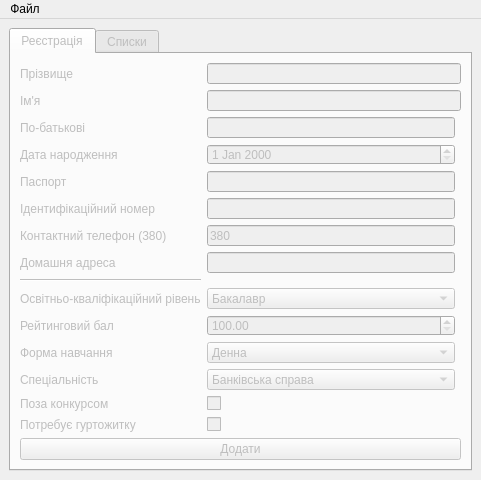
The window that CourseWork/Абитуриент/mainmenu.ui (Adept-5455/CourseWork) describes before a commit, drawn with Qt 5.
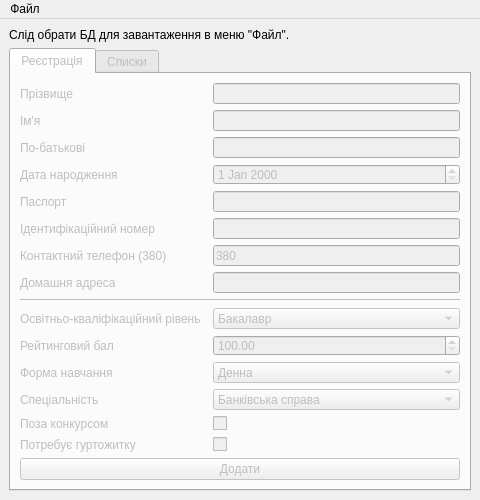
The same window after the commit. The open tabs and pages were chosen to show the change.

```diff
--- a/CourseWork/Абитуриент/mainmenu.ui
+++ b/CourseWork/Абитуриент/mainmenu.ui
@@ -6,14 +6,14 @@
    <rect>
     <x>0</x>
     <y>0</y>
-    <width>481</width>
-    <height>480</height>
+    <width>480</width>
+    <height>500</height>
    </rect>
   </property>
   <property name="minimumSize">
    <size>
     <width>480</width>
-    <height>480</height>
+    <height>500</height>
    </size>
   </property>
   <property name="windowTitle">
@@ -21,20 +21,27 @@
   </property>
   <widget class="QWidget" name="centralwidget">
    <layout class="QGridLayout" name="gridLayout">
-    <item row="0" column="0">
+    <item row="1" column="0">
      <widget class="QTabWidget" name="tabWidget">
       <property name="enabled">
        <bool>false</bool>
       </property>
       <property name="currentIndex">
-       <number>1</number>
+       <number>0</number>
       </property>
       <widget class="QWidget" name="registration">
        <attribute name="title">
         <string>Реєстрація</string>
        </attribute>
        <layout class="QGridLayout" name="gridLayout_3">
-        <item row="0" column="0">
+        <item row="2" column="0">
+         <widget class="QPushButton" name="addBtn">
+          <property name="text">
+           <string>Додати</string>
+          </property>
+         </widget>
+        </item>
+        <item row="1" column="0">
          <layout class="QGridLayout" name="gridLayout_2">
           <item row="6" column="0">
            <widget class="QLabel" name="label_6">
@@ -43,10 +50,10 @@
             </property>
            </widget>
           </item>
-          <item row="8" column="0">
-           <widget class="Line" name="line">
-            <property name="orientation">
-             <enum>Qt::Horizontal</enum>
+          <item row="7" column="0">
+           <widget class="QLabel" name="label_7">
+            <property name="text">
+             <string>Домашня адреса</string>
             </property>
            </widget>
           </item>
@@ -57,13 +64,6 @@
             </property>
            </widget>
           </item>
-          <item row="12" column="0">
-           <widget class="QLabel" name="label_9">
-            <property name="text">
-             <string>Форма навчання</string>
-            </property>
-           </widget>
-          </item>
           <item row="13" column="0">
            <widget class="QLabel" name="label_11">
             <property name="text">
@@ -71,10 +71,10 @@
             </property>
            </widget>
           </item>
-          <item row="7" column="0">
-           <widget class="QLabel" name="label_7">
+          <item row="12" column="0">
+           <widget class="QLabel" name="label_9">
             <property name="text">
-             <string>Домашня адреса</string>
+             <string>Форма навчання</string>
             </property>
            </widget>
           </item>
@@ -92,13 +92,6 @@
             </property>
            </widget>
           </item>
-          <item row="0" column="0">
-           <widget class="QLabel" name="label_3">
-            <property name="text">
-             <string>Прізвище</string>
-            </property>
-           </widget>
-          </item>
           <item row="2" column="0">
            <widget class="QLabel" name="label">
             <property name="text">
@@ -106,6 +99,16 @@
             </property>
            </widget>
           </item>
+          <item row="0" column="0">
+           <widget class="QLabel" name="label_3">
+            <property name="text">
+             <string>Прізвище</string>
+            </property>
+           </widget>
+          </item>
+          <item row="5" column="2">
+           <widget class="QLineEdit" name="idField"/>
+          </item>
           <item row="1" column="0">
            <widget class="QLabel" name="label_2">
             <property name="text">
@@ -120,9 +123,6 @@
             </property>
            </widget>
           </item>
-          <item row="1" column="1" colspan="2">
-           <widget class="QLineEdit" name="nameField"/>
-          </item>
           <item row="15" column="0">
            <widget class="QLabel" name="label_13">
             <property name="text">
@@ -130,29 +130,17 @@
             </property>
            </widget>
           </item>
-          <item row="5" column="1">
-           <widget class="QLineEdit" name="idField"/>
-          </item>
-          <item row="0" column="1" colspan="2">
-           <widget class="QLineEdit" name="surnameField"/>
-          </item>
-          <item row="2" column="1">
-           <widget class="QLineEdit" name="fathersNameField"/>
-          </item>
-          <item row="4" column="1">
+          <item row="4" column="2">
            <widget class="QLineEdit" name="passportField"/>
           </item>
-          <item row="7" column="1">
-           <widget class="QLineEdit" name="adressField"/>
-          </item>
-          <item row="6" column="1">
+          <item row="6" column="2">
            <widget class="QLineEdit" name="telephoneField">
             <property name="text">
              <string>380</string>
             </property>
            </widget>
           </item>
-          <item row="10" column="1">
+          <item row="10" column="2">
            <widget class="QComboBox" name="levelBox">
             <item>
              <property name="text">
@@ -166,21 +154,20 @@
             </item>
            </widget>
           </item>
-          <item row="12" column="1">
-           <widget class="QComboBox" name="formBox">
-            <item>
-             <property name="text">
-              <string>Денна</string>
-             </property>
-            </item>
-            <item>
-             <property name="text">
-              <string>Заочна</string>
-             </property>
-            </item>
+          <item row="7" column="2">
+           <widget class="QLineEdit" name="adressField"/>
+          </item>
+          <item row="2" column="2">
+           <widget class="QLineEdit" name="fathersNameField"/>
+          </item>
+          <item row="15" column="2">
+           <widget class="QCheckBox" name="chummeryCheckBox">
+            <property name="text">
+             <string/>
+            </property>
            </widget>
           </item>
-          <item row="13" column="1">
+          <item row="13" column="2">
            <widget class="QComboBox" name="specialityBox">
             <item>
              <property name="text">
@@ -202,16 +189,16 @@
               <string>Телекомунікації</string>
              </property>
             </item>
-            <item>
-             <property name="text">
-              <string>Комп'ютерні науки</string>
-             </property>
-            </item>
             <item>
              <property name="text">
               <string>Менеджмент</string>
              </property>
             </item>
+            <item>
+             <property name="text">
+              <string>Комп. науки</string>
+             </property>
+            </item>
             <item>
              <property name="text">
               <string>Журналістика</string>
@@ -224,7 +211,28 @@
             </item>
            </widget>
           </item>
-          <item row="11" column="1">
+          <item row="12" column="2">
+           <widget class="QComboBox" name="formBox">
+            <item>
+             <property name="text">
+              <string>Денна</string>
+             </property>
+            </item>
+            <item>
+             <property name="text">
+              <string>Заочна</string>
+             </property>
+            </item>
+           </widget>
+          </item>
+          <item row="14" column="2">
+           <widget class="QCheckBox" name="outsideCheckBox">
+            <property name="text">
+             <string/>
+            </property>
+           </widget>
+          </item>
+          <item row="11" column="2">
            <widget class="QDoubleSpinBox" name="ratingBox">
             <property name="minimum">
              <double>100.000000000000000</double>
@@ -234,27 +242,6 @@
             </property>
            </widget>
           </item>
-          <item row="15" column="1">
-           <widget class="QCheckBox" name="chummeryCheckBox">
-            <property name="text">
-             <string/>
-            </property>
-           </widget>
-          </item>
-          <item row="14" column="1">
-           <widget class="QCheckBox" name="outsideCheckBox">
-            <property name="text">
-             <string/>
-            </property>
-           </widget>
-          </item>
-          <item row="14" column="0">
-           <widget class="QLabel" name="label_12">
-            <property name="text">
-             <string>Поза конкурсом</string>
-            </property>
-           </widget>
-          </item>
           <item row="3" column="0">
            <widget class="QLabel" name="label_14">
             <property name="text">
@@ -262,18 +249,31 @@
             </property>
            </widget>
           </item>
-          <item row="3" column="1">
+          <item row="3" column="2">
            <widget class="QDateEdit" name="dateOfBirth"/>
           </item>
+          <item row="14" column="0">
+           <widget class="QLabel" name="label_12">
+            <property name="text">
+             <string>Поза конкурсом</string>
+            </property>
+           </widget>
+          </item>
+          <item row="8" column="0" colspan="3">
+           <widget class="Line" name="line">
+            <property name="orientation">
+             <enum>Qt::Horizontal</enum>
+            </property>
+           </widget>
+          </item>
+          <item row="0" column="2">
+           <widget class="QLineEdit" name="surnameField"/>
+          </item>
+          <item row="1" column="2">
+           <widget class="QLineEdit" name="nameField"/>
+          </item>
          </layout>
         </item>
-        <item row="1" column="0">
-         <widget class="QPushButton" name="addBtn">
-          <property name="text">
-           <string>Додати</string>
-          </property>
-         </widget>
-        </item>
        </layout>
       </widget>
       <widget class="QWidget" name="list">
@@ -286,10 +286,10 @@
           <item row="0" column="0">
            <widget class="QGroupBox" name="findCondition">
             <property name="title">
-             <string>Пошук</string>
+             <string/>
             </property>
             <layout class="QGridLayout" name="gridLayout_6">
-             <item row="0" column="0">
+             <item row="0" column="0" colspan="2">
               <layout class="QGridLayout" name="gridLayout_7">
                <item row="1" column="0">
                 <widget class="QCheckBox" name="specialityCheckBox">
@@ -338,17 +338,14 @@
                </item>
               </layout>
              </item>
-             <item row="3" column="0">
-              <widget class="QTableView" name="abitList"/>
-             </item>
-             <item row="1" column="0">
+             <item row="1" column="0" colspan="2">
               <widget class="QPushButton" name="findBtn">
                <property name="text">
                 <string>Знайти</string>
                </property>
               </widget>
              </item>
-             <item row="2" column="0">
+             <item row="2" column="0" colspan="2">
               <widget class="QPushButton" name="refreshBtn">
                <property name="text">
                 <string>Скинути</string>
@@ -360,10 +357,20 @@
           </item>
          </layout>
         </item>
+        <item row="1" column="0">
+         <widget class="QTableView" name="abitList"/>
+        </item>
        </layout>
       </widget>
      </widget>
     </item>
+    <item row="0" column="0">
+     <widget class="QLabel" name="statusLabel">
+      <property name="text">
+       <string>Слід обрати БД для завантаження в меню &quot;Файл&quot;.</string>
+      </property>
+     </widget>
+    </item>
    </layout>
   </widget>
   <widget class="QMenuBar" name="menubar">
@@ -371,7 +378,7 @@
     <rect>
      <x>0</x>
      <y>0</y>
-     <width>481</width>
+     <width>480</width>
      <height>21</height>
     </rect>
    </property>
```
Left out of the diff: 2 changed lines with no effect on the pictures.
